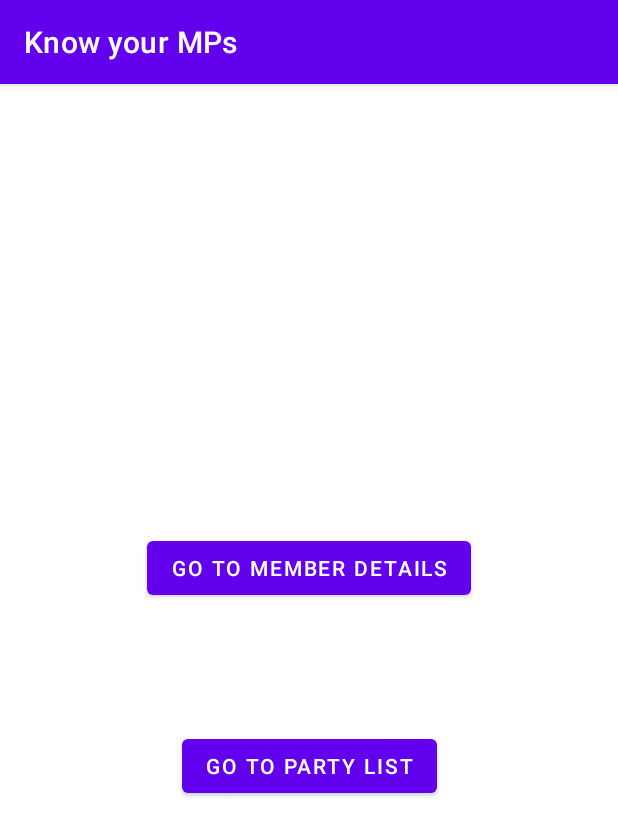
After one commit to NeoAren/know-your-mps, an Android app: the MemberListFragment screen opened through its navigation route, on a phone screen of 412 x 824 dp. The commit adds this screen. Shown: the top 836 px of the screen. Run offline under Robolectric (Android 15) with nearby library versions, the phone set to English and light mode, and no system bars; our stand-ins replace data binding.

Commit message:
Add basic navigation

```diff
--- a/app/build.gradle
+++ b/app/build.gradle
@@ -2,6 +2,10 @@ plugins {
     id 'com.android.application'
     id 'kotlin-android'
     id 'kotlin-kapt'
+}
+
+ext {
+    navigationVersion = "2.3.5"
 }
 
 android {
@@ -46,6 +50,8 @@ dependencies {
     implementation 'androidx.constraintlayout:constraintlayout:2.1.0'
     implementation 'androidx.legacy:legacy-support-v4:1.0.0'
     implementation 'com.squareup.picasso:picasso:2.71828'
+    implementation "androidx.navigation:navigation-fragment-ktx:$navigationVersion"
+    implementation "androidx.navigation:navigation-ui-ktx:$navigationVersion"
     testImplementation 'junit:junit:4.13.2'
     androidTestImplementation 'androidx.test.ext:junit:1.1.3'
     androidTestImplementation 'androidx.test.espresso:espresso-core:3.4.0'
--- /dev/null
+++ b/app/src/main/java/eu/neoaren/knowyourmps/MemberListFragment.kt
@@ -0,0 +1,30 @@
+package eu.neoaren.knowyourmps
+
+import android.os.Bundle
+import android.view.LayoutInflater
+import android.view.View
+import android.view.ViewGroup
+import androidx.databinding.DataBindingUtil
+import androidx.fragment.app.Fragment
+import androidx.navigation.findNavController
+import eu.neoaren.knowyourmps.databinding.FragmentMemberListBinding
+
+class MemberListFragment : Fragment() {
+
+  private lateinit var binding: FragmentMemberListBinding
+
+  override fun onCreateView(inflater: LayoutInflater, container: ViewGroup?, savedInstanceState: Bundle?): View {
+    binding = DataBindingUtil.inflate(inflater, R.layout.fragment_member_list, container, false)
+
+    binding.toPartyList.setOnClickListener {
+      it.findNavController().navigate(R.id.action_memberListFragment_to_partyListFragment)
+    }
+
+    binding.toMemberDetails.setOnClickListener {
+      it.findNavController().navigate(R.id.action_memberListFragment_to_memberDetailsFragment)
+    }
+
+    return binding.root
+  }
+
+}
--- /dev/null
+++ b/app/src/main/java/eu/neoaren/knowyourmps/PartyListFragment.kt
@@ -0,0 +1,26 @@
+package eu.neoaren.knowyourmps
+
+import android.os.Bundle
+import android.view.LayoutInflater
+import android.view.View
+import android.view.ViewGroup
+import androidx.databinding.DataBindingUtil
+import androidx.fragment.app.Fragment
+import androidx.navigation.findNavController
+import eu.neoaren.knowyourmps.databinding.FragmentPartyListBinding
+
+class PartyListFragment : Fragment() {
+
+  private lateinit var binding: FragmentPartyListBinding
+
+  override fun onCreateView(inflater: LayoutInflater, container: ViewGroup?, savedInstanceState: Bundle?): View {
+    binding = DataBindingUtil.inflate(inflater, R.layout.fragment_party_list, container, false)
+
+    binding.toMemberList.setOnClickListener {
+      it.findNavController().navigate(R.id.action_partyListFragment_to_memberListFragment)
+    }
+
+    return binding.root
+  }
+
+}
--- a/app/src/main/res/layout/activity_main.xml
+++ b/app/src/main/res/layout/activity_main.xml
@@ -1,23 +1,19 @@
 <?xml version="1.0" encoding="utf-8"?>
 <layout xmlns:android="http://schemas.android.com/apk/res/android"
-    xmlns:app="http://schemas.android.com/apk/res-auto"
-    xmlns:tools="http://schemas.android.com/tools">
+    xmlns:tools="http://schemas.android.com/tools"
+    xmlns:app="http://schemas.android.com/apk/res-auto">
     <androidx.constraintlayout.widget.ConstraintLayout
         android:layout_width="match_parent"
         android:layout_height="match_parent"
         tools:context=".MainActivity">
 
         <androidx.fragment.app.FragmentContainerView
-            android:id="@+id/detailsFragment"
-            android:name="eu.neoaren.knowyourmps.DetailsFragment"
-            android:layout_width="0dp"
-            android:layout_height="0dp"
-            app:layout_constraintBottom_toBottomOf="parent"
-            app:layout_constraintEnd_toEndOf="parent"
-            app:layout_constraintHorizontal_bias="0.505"
-            app:layout_constraintStart_toStartOf="parent"
-            app:layout_constraintTop_toTopOf="parent"
-            app:layout_constraintVertical_bias="0.138" />
+            android:id="@+id/myNavHostFragment"
+            android:name="androidx.navigation.fragment.NavHostFragment"
+            android:layout_width="match_parent"
+            android:layout_height="match_parent"
+            app:navGraph="@navigation/navigation"
+            app:defaultNavHost="true" />
 
     </androidx.constraintlayout.widget.ConstraintLayout>
 </layout>
--- /dev/null
+++ b/app/src/main/res/layout/fragment_member_list.xml
@@ -0,0 +1,32 @@
+<?xml version="1.0" encoding="utf-8"?>
+<layout xmlns:android="http://schemas.android.com/apk/res/android"
+    xmlns:app="http://schemas.android.com/apk/res-auto"
+    xmlns:tools="http://schemas.android.com/tools">
+    <androidx.constraintlayout.widget.ConstraintLayout
+        android:layout_width="match_parent"
+        android:layout_height="match_parent"
+        tools:context=".MemberListFragment">
+
+        <Button
+            android:id="@+id/toMemberDetails"
+            android:layout_width="wrap_content"
+            android:layout_height="wrap_content"
+            android:text="Go to member details"
+            app:layout_constraintBottom_toBottomOf="parent"
+            app:layout_constraintEnd_toEndOf="parent"
+            app:layout_constraintStart_toStartOf="parent"
+            app:layout_constraintTop_toTopOf="parent"
+            app:layout_constraintVertical_bias="0.415" />
+
+        <Button
+            android:id="@+id/toPartyList"
+            android:layout_width="wrap_content"
+            android:layout_height="wrap_content"
+            android:text="Go to party list"
+            app:layout_constraintBottom_toBottomOf="parent"
+            app:layout_constraintEnd_toEndOf="parent"
+            app:layout_constraintStart_toStartOf="parent"
+            app:layout_constraintTop_toTopOf="parent"
+            app:layout_constraintVertical_bias="0.598" />
+    </androidx.constraintlayout.widget.ConstraintLayout>
+</layout>
--- /dev/null
+++ b/app/src/main/res/navigation/navigation.xml
@@ -0,0 +1,44 @@
+<?xml version="1.0" encoding="utf-8"?>
+<navigation xmlns:android="http://schemas.android.com/apk/res/android"
+    xmlns:app="http://schemas.android.com/apk/res-auto"
+    xmlns:tools="http://schemas.android.com/tools"
+    android:id="@+id/navigation"
+    app:startDestination="@id/partyListFragment">
+
+    <fragment
+        android:id="@+id/memberDetailsFragment"
+        android:name="eu.neoaren.knowyourmps.MemberDetailsFragment"
+        android:label="MemberDetailsFragment"
+        tools:layout="@layout/fragment_member_details">
+        <action
+            android:id="@+id/action_memberDetailsFragment_to_memberListFragment"
+            app:destination="@id/memberListFragment" />
+        <action
+            android:id="@+id/action_memberDetailsFragment_to_memberListFragment2"
+            app:destination="@id/memberListFragment" />
+    </fragment>
+    <fragment
+        android:id="@+id/memberListFragment"
+        android:name="eu.neoaren.knowyourmps.MemberListFragment"
+        android:label="MemberListFragment"
+        tools:layout="@layout/fragment_member_list">
+        <action
+            android:id="@+id/action_memberListFragment_to_memberDetailsFragment"
+            app:destination="@id/memberDetailsFragment" />
+        <action
+            android:id="@+id/action_memberListFragment_to_memberDetailsFragment2"
+            app:destination="@id/memberDetailsFragment" />
+        <action
+            android:id="@+id/action_memberListFragment_to_partyListFragment"
+            app:destination="@id/partyListFragment" />
+    </fragment>
+    <fragment
+        android:id="@+id/partyListFragment"
+        android:name="eu.neoaren.knowyourmps.PartyListFragment"
+        android:label="PartyListFragment"
+        tools:layout="@layout/fragment_party_list">
+        <action
+            android:id="@+id/action_partyListFragment_to_memberListFragment"
+            app:destination="@id/memberListFragment" />
+    </fragment>
+</navigation>
--- a/app/src/main/res/values/strings.xml
+++ b/app/src/main/res/values/strings.xml
@@ -1,3 +1,5 @@
 <resources>
     <string name="app_name">Know your MPs</string>
+    <!-- TODO: Remove or change this placeholder text -->
+    <string name="hello_blank_fragment">Hello blank fragment</string>
 </resources>
--- a/build.gradle
+++ b/build.gradle
@@ -6,7 +6,7 @@ buildscript {
     }
     dependencies {
         classpath "com.android.tools.build:gradle:7.0.2"
-        classpath "org.jetbrains.kotlin:kotlin-gradle-plugin:1.5.30"
+        classpath "org.jetbrains.kotlin:kotlin-gradle-plugin:1.5.31"
 
         // NOTE: Do not place your application dependencies here; they belong
         // in the individual module build.gradle files
```
Also changed, not shown: app/src/main/java/eu/neoaren/knowyourmps/MemberDetailsFragment.kt (renamed from app/src/main/java/eu/neoaren/knowyourmps/DetailsFragment.kt, +9 -5 lines), app/src/main/res/layout/fragment_member_details.xml (renamed from app/src/main/res/layout/fragment_details.xml, +14 -2 lines), app/src/main/res/layout/fragment_party_list.xml (added, +20 -0 lines).
